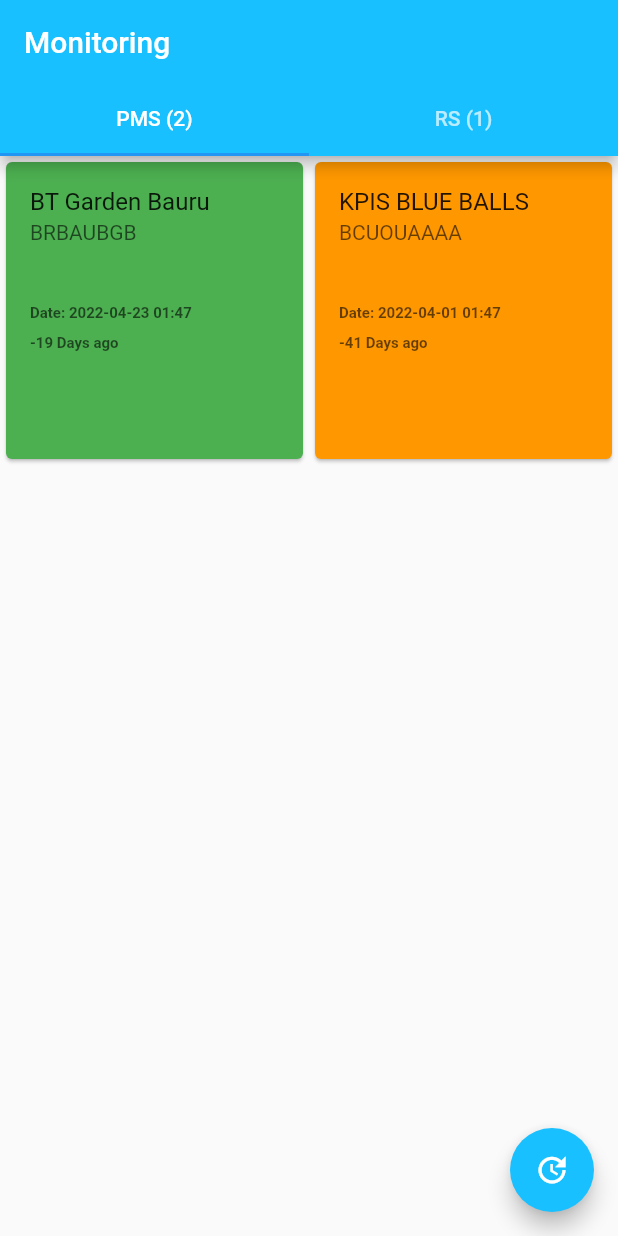
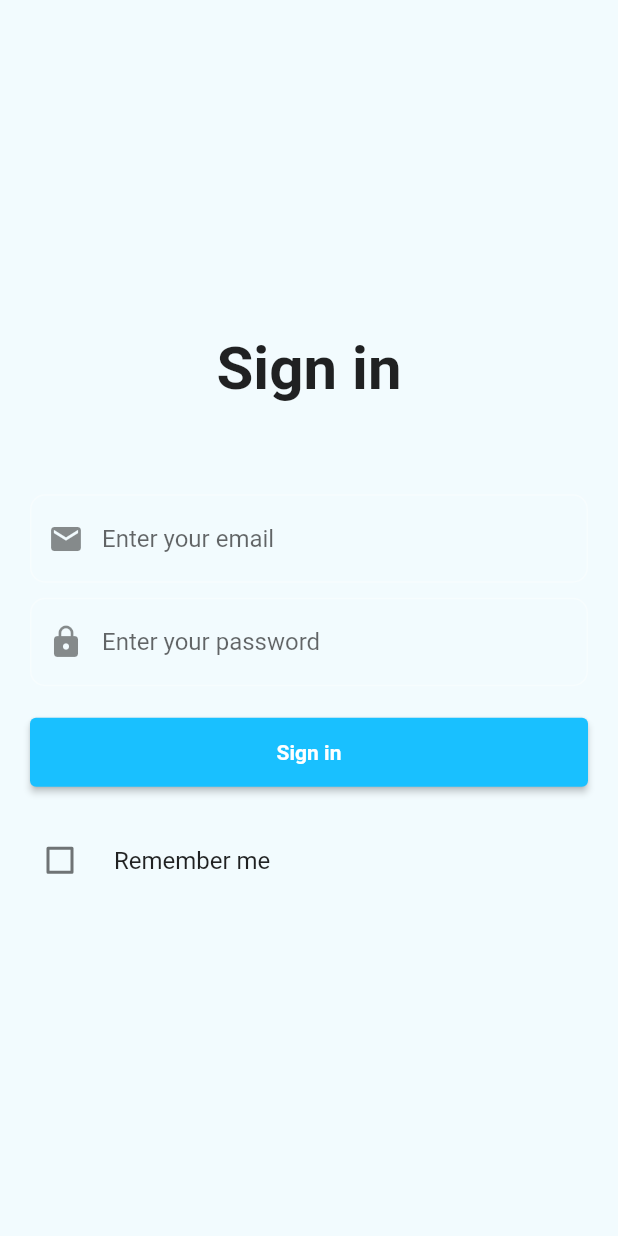
Before and after one commit to Sysnando/monitoring-system, a Flutter app: the screen it shows after launch, on a phone screen of 412 x 824 dp. Run offline on Flutter 3.47's test engine with Material 2 defaults, Android fonts, the light colour scheme and no system bars.

Commit message:
add login page and color schema

```diff
--- a/lib/main.dart
+++ b/lib/main.dart
@@ -1,6 +1,21 @@
 import 'package:climber_monitoring/services/hotel.service.dart';
 import 'package:climber_monitoring/views/hotel.view.dart';
+import 'package:climber_monitoring/views/login.page.view.dart';
 import 'package:flutter/material.dart';
+
+ColorScheme scheme = const ColorScheme(
+  primary: Color(0xff19c0ff),
+  secondary: Color(0xff03DAC6),
+  surface: Color(0xff181818),
+  background: Color(0xfff2fbfe),
+  error: Color(0xffCF6679),
+  onPrimary: Color(0xffffffff),
+  onSecondary: Color(0xff000000),
+  onSurface: Color(0xffffffff),
+  onBackground: Color(0xffffffff),
+  onError: Color(0xff000000),
+  brightness: Brightness.light,
+);
 
 void main() => runApp(const ClimberApp());
 
@@ -11,12 +26,17 @@ class ClimberApp extends StatelessWidget {
 
   @override
   Widget build(BuildContext context) {
-    return const MaterialApp(
+    return MaterialApp(
       title: 'Climber',
-      home: DefaultTabController(
-        length: 2,
-        child: HotelPage()
-      )
+      theme: ThemeData(
+        colorScheme: scheme,
+        primarySwatch: Colors.blue
+      ),
+      home: const LoginPage()
+      // home: const DefaultTabController(
+      //   length: 2,
+      //   child: HotelPage()
+      // )
     );
   }
 }
--- /dev/null
+++ b/lib/models/user.dart
@@ -0,0 +1,15 @@
+class User {
+
+  String email;
+  String password;
+
+  User({
+    required this.email,
+    required this.password
+  });
+
+  clear() {
+    email = '';
+    password = '';
+  }
+}
--- a/lib/services/hotel.service.dart
+++ b/lib/services/hotel.service.dart
@@ -12,7 +12,6 @@ class HotelService {
 
   static const String _url_env_prod = 'https://app.climberrms.com';
   static const String _url_env_qa = 'https://ecs-qua.climberrms.com';
-  static const String _url_env_dev = 'http://localhost:8080';
 
   static const String _sla_endpoint = '/api/cs/integrations_sla';
 
@@ -20,8 +19,8 @@ class HotelService {
     return parseHotels(response);
   }
 
-  Future<List<Hotel>> fetchHotels1() async {
-    final response = await http.get(Uri.parse('http://localhost:8080/api/cs/integrations_sla'));
+  Future<List<Hotel>> fetchHotels1(String url) async {
+    final response = await http.get(Uri.parse(_url_env_qa + _sla_endpoint));
     return parseHotels(response.body);
   }
 
--- /dev/null
+++ b/lib/services/user.service.dart
@@ -0,0 +1,8 @@
+import 'package:climber_monitoring/models/user.dart';
+
+class UserService {
+
+  Future<String?> login(User user){
+    return Future.value('{token: asdf1234}');
+  }
+}
--- /dev/null
+++ b/lib/views/login.page.view.dart
@@ -0,0 +1,140 @@
+import 'package:climber_monitoring/models/user.dart';
+import 'package:climber_monitoring/views/hotel.view.dart';
+import 'package:flutter/material.dart';
+
+class LoginPage extends StatefulWidget {
+  const LoginPage({Key? key}) : super(key: key);
+
+  @override
+  State<LoginPage> createState() => _LoginPageState();
+}
+
+class _LoginPageState extends State<LoginPage> {
+  final _formKey = GlobalKey<FormState>();
+
+  User user = User(email: '', password: '');
+  var rememberValue = false;
+
+  @override
+  Widget build(BuildContext context) {
+    return Scaffold(
+      backgroundColor: Theme.of(context).colorScheme.background,
+      body: Container(
+        padding: const EdgeInsets.all(20),
+        child: Column(
+          mainAxisAlignment: MainAxisAlignment.center,
+          crossAxisAlignment: CrossAxisAlignment.center,
+          children: <Widget>[
+            const Text(
+              'Sign in',
+              style: TextStyle(
+                fontWeight: FontWeight.bold,
+                fontSize: 40,
+              ),
+            ),
+            const SizedBox(
+              height: 60,
+            ),
+            Form(
+              key: _formKey,
+              child: Column(
+                children: [
+                  TextFormField(
+                    // validator: (value) => EmailValidator.validate(value!)
+                    //     ? null
+                    //     : "Please enter a valid email",
+                    validator: (value) {
+                      if (value == null || value.isEmpty) {
+                        return 'Please enter your email';
+                      }
+                      user.email = value;
+                      return null;
+                    },
+                    maxLines: 1,
+                    decoration: InputDecoration(
+                      hintText: 'Enter your email',
+                      prefixIcon: const Icon(Icons.email),
+                      border: OutlineInputBorder(
+                        borderRadius: BorderRadius.circular(10),
+                      ),
+                    ),
+                  ),
+                  const SizedBox(
+                    height: 10,
+                  ),
+                  TextFormField(
+                    validator: (value) {
+                      if (value == null || value.isEmpty) {
+                        return 'Please enter your password';
+                      }
+                      user.password = value;
+                      return null;
+                    },
+                    maxLines: 1,
+                    obscureText: true,
+                    decoration: InputDecoration(
+                      prefixIcon: const Icon(Icons.lock),
+                      hintText: 'Enter your password',
+                      border: OutlineInputBorder(
+                        borderRadius: BorderRadius.circular(10),
+                      ),
+                    ),
+                  ),
+                  const SizedBox(
+                    height: 20,
+                  ),
+                  ElevatedButton(
+                    onPressed: () {
+                      if (_formKey.currentState!.validate()) {
+                        // parse the json to user
+                        // call the login method
+                        // store the token
+                        print(user.email);
+                        print(user.password);
+
+    // home: const DefaultTabController(
+      //   length: 2,
+      //   child: HotelPage()
+      // )
+                        Navigator.push(
+                          context,
+                          MaterialPageRoute(builder: (context) => const DefaultTabController(length: 2, child: HotelPage())),
+                        );
+                      }
+                      user.clear();
+                    },
+                    style: ElevatedButton.styleFrom(
+                      padding: const EdgeInsets.fromLTRB(40, 15, 40, 15),
+                      minimumSize: const Size.fromHeight(40),
+                    ),
+                    child: const Text(
+                      'Sign in',
+                      style: TextStyle(
+                        fontWeight: FontWeight.bold,
+                      ),
+                    ),
+                  ),
+                  const SizedBox(
+                    height: 20,
+                  ),
+                  CheckboxListTile(
+                    title: const Text("Remember me"),
+                    contentPadding: EdgeInsets.zero,
+                    value: rememberValue,
+                    activeColor: Theme.of(context).colorScheme.primary,
+                    onChanged: (newValue) {
+                      setState(() {
+                        rememberValue = newValue!;
+                      });
+                    },
+                    controlAffinity: ListTileControlAffinity.leading,
+                  ),
+                ],
+              ),
+            )
+          ],
+        ),
+      ),
+    );
+  }
+}
```
